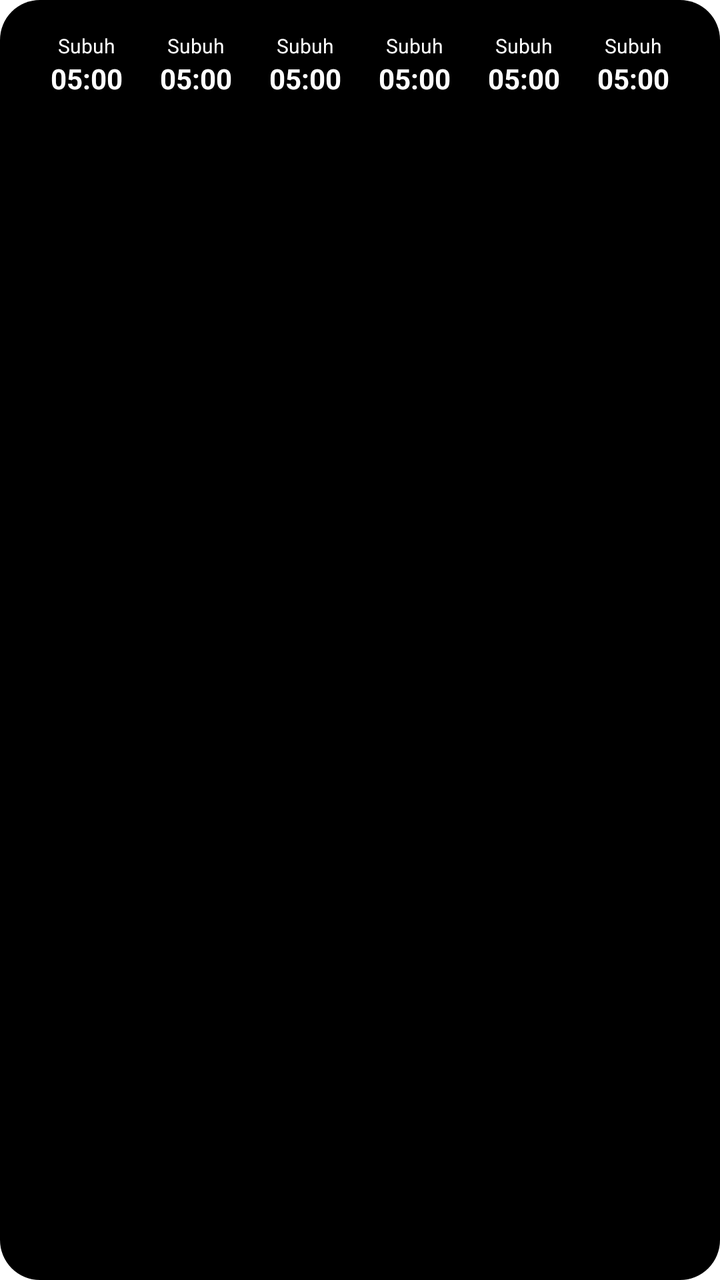
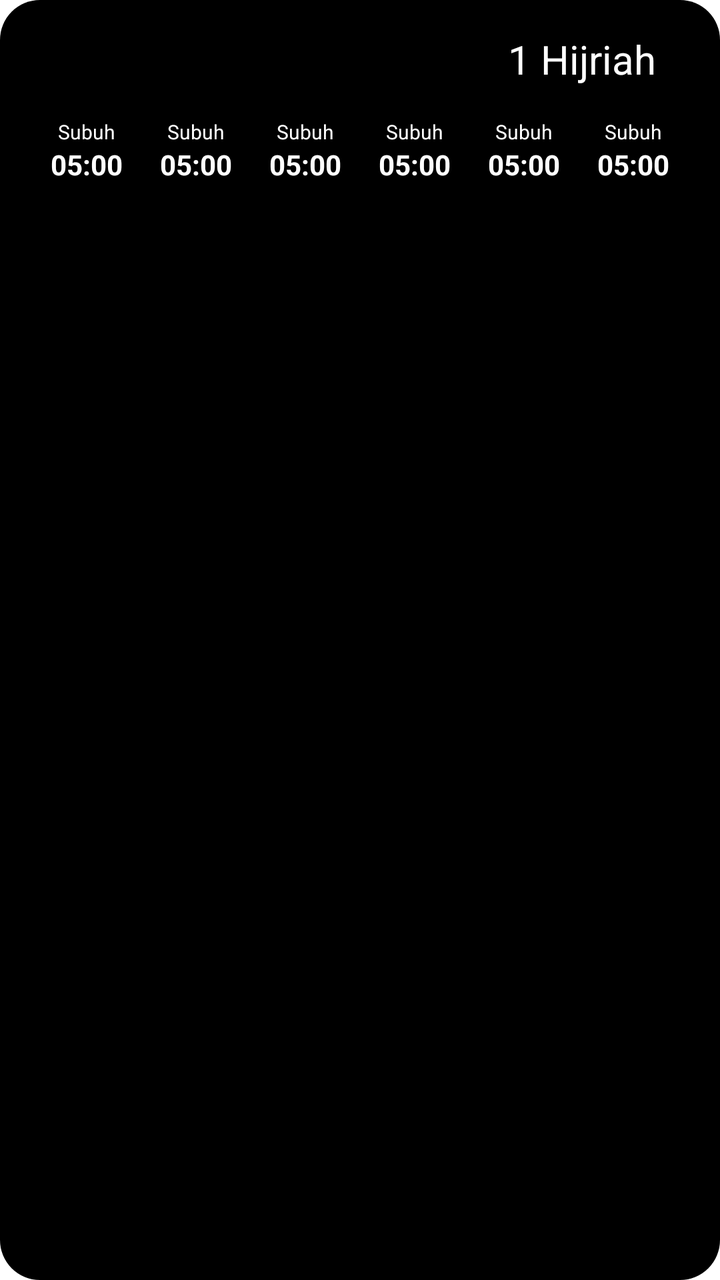

Before-and-after screenshots of an Android layout around one commit, followed by the original layout XML and the change that was made.
<!-- AndroidManifest.xml: fallback theme Theme.MaterialComponents.DayNight.NoActionBar -->
<!-- res/layout/prayer_list.xml -->
<?xml version="1.0" encoding="utf-8"?>
<LinearLayout xmlns:android="http://schemas.android.com/apk/res/android"
    android:layout_width="match_parent"
    android:layout_height="match_parent"
    android:background="@drawable/bg_widget"
    android:orientation="horizontal"
    android:padding="16dp">

    <LinearLayout
        android:layout_width="0dp"
        android:layout_height="wrap_content"
        android:layout_weight="1"
        android:gravity="center"
        android:orientation="vertical">

        <TextView
            android:id="@+id/fajr_title"
            android:layout_width="wrap_content"
            android:layout_height="wrap_content"
            android:text="Subuh"
            android:textColor="@color/title_widget"

            android:textSize="@dimen/title_prayer_size" />

        <TextView
            android:id="@+id/fajr_time"
            android:layout_width="wrap_content"
            android:layout_height="wrap_content"
            android:text="05:00"
            android:textColor="@color/title_widget"
            android:textSize="@dimen/time_prayer_size"
            android:textStyle="bold" />
    </LinearLayout>

    <LinearLayout
        android:layout_width="0dp"
        android:layout_height="wrap_content"
        android:layout_weight="1"
        android:gravity="center"
        android:orientation="vertical">

        <TextView
            android:id="@+id/sunrise_title"
            android:layout_width="wrap_content"

            android:layout_height="wrap_content"
            android:text="Subuh"
            android:textColor="@color/title_widget"
            android:textSize="@dimen/title_prayer_size" />

        <TextView
            android:id="@+id/sunrise_time"
            android:layout_width="wrap_content"
            android:layout_height="wrap_content"
            android:text="05:00"

            android:textColor="@color/title_widget"
            android:textSize="@dimen/time_prayer_size"
            android:textStyle="bold" />
    </LinearLayout>

    <LinearLayout
        android:layout_width="0dp"
        android:layout_height="wrap_content"
        android:layout_weight="1"
        android:gravity="center"
        android:orientation="vertical">

        <TextView
            android:id="@+id/dhuhr_title"
            android:layout_width="wrap_content"
            android:layout_height="wrap_content"
            android:text="Subuh"
            android:textColor="@color/title_widget"
            android:textSize="@dimen/title_prayer_size" />

        <TextView
            android:id="@+id/dhuhr_time"
            android:layout_width="wrap_content"
            android:layout_height="wrap_content"
            android:text="05:00"
            android:textColor="@color/title_widget"
            android:textSize="@dimen/time_prayer_size"
            android:textStyle="bold" />
    </LinearLayout>

    <LinearLayout
        android:layout_width="0dp"
        android:layout_height="wrap_content"
        android:layout_weight="1"
        android:gravity="center"
        android:orientation="vertical">

        <TextView
            android:id="@+id/asr_title"
            android:layout_width="wrap_content"
            android:layout_height="wrap_content"
            android:text="Subuh"
            android:textColor="@color/title_widget"
            android:textSize="@dimen/title_prayer_size" />

        <TextView
            android:id="@+id/asr_time"
            android:layout_width="wrap_content"
            android:layout_height="wrap_content"
            android:text="05:00"
            android:textColor="@color/title_widget"
            android:textSize="@dimen/time_prayer_size"
            android:textStyle="bold" />
    </LinearLayout>

    <LinearLayout
        android:layout_width="0dp"
        android:layout_height="wrap_content"
        android:layout_weight="1"
        android:gravity="center"
        android:orientation="vertical">

        <TextView
            android:id="@+id/maghrib_title"
            android:layout_width="wrap_content"
            android:layout_height="wrap_content"
            android:text="Subuh"
            android:textColor="@color/title_widget"
            android:textSize="@dimen/title_prayer_size" />

        <TextView
            android:id="@+id/maghrib_time"
            android:layout_width="wrap_content"
            android:layout_height="wrap_content"
            android:text="05:00"
            android:textColor="@color/title_widget"
            android:textSize="@dimen/time_prayer_size"
            android:textStyle="bold" />
    </LinearLayout>

    <LinearLayout
        android:layout_width="0dp"
        android:layout_height="wrap_content"
        android:layout_weight="1"
        android:gravity="center"
        android:orientation="vertical">

        <TextView
            android:id="@+id/isha_title"
            android:layout_width="wrap_content"
            android:layout_height="wrap_content"
            android:text="Subuh"
            android:textColor="@color/title_widget"
            android:textSize="@dimen/title_prayer_size" />

        <TextView
            android:id="@+id/isha_time"
            android:layout_width="wrap_content"
            android:layout_height="wrap_content"
            android:text="05:00"
            android:textColor="@color/title_widget"
            android:textSize="@dimen/time_prayer_size"
            android:textStyle="bold" />
    </LinearLayout>


</LinearLayout>
<!-- resources referenced by this layout -->
<resources>
  <color name="title_widget">#ffffff</color>
  <dimen name="time_prayer_size">14sp</dimen>
  <dimen name="title_prayer_size">10sp</dimen>
  <!-- drawable bg_widget (drawable) -->
  <?xml version="1.0" encoding="utf-8"?>
  <shape xmlns:android="http://schemas.android.com/apk/res/android">
      <corners android:radius="20dp" />
      <solid android:color="@color/bg_widget"/>
  </shape>
  <color name="bg_widget">#000000</color>
</resources>

<!-- the commit's change to res/layout/prayer_list.xml (unified diff, before → after) -->
@@ -3,8 +3,25 @@
     android:layout_width="match_parent"
     android:layout_height="match_parent"
     android:background="@drawable/bg_widget"
-    android:orientation="horizontal"
+    android:orientation="vertical"
     android:padding="16dp">
+
+    <TextView
+        android:id="@+id/arabic_date"
+        android:text="1 Hijriah"
+        android:layout_width="wrap_content"
+        android:textColor="@color/title_widget"
+        android:layout_marginBottom="16dp"
+        android:layout_marginHorizontal="16dp"
+        android:textSize="20sp"
+        android:layout_gravity="end"
+        android:layout_height="wrap_content"/>
+
+    <LinearLayout
+        android:layout_width="match_parent"
+        android:orientation="horizontal"
+        android:layout_height="wrap_content">
+
 
     <LinearLayout
         android:layout_width="0dp"
@@ -158,6 +175,7 @@
             android:textSize="@dimen/time_prayer_size"
             android:textStyle="bold" />
     </LinearLayout>
+    </LinearLayout>
 
 
 </LinearLayout>
